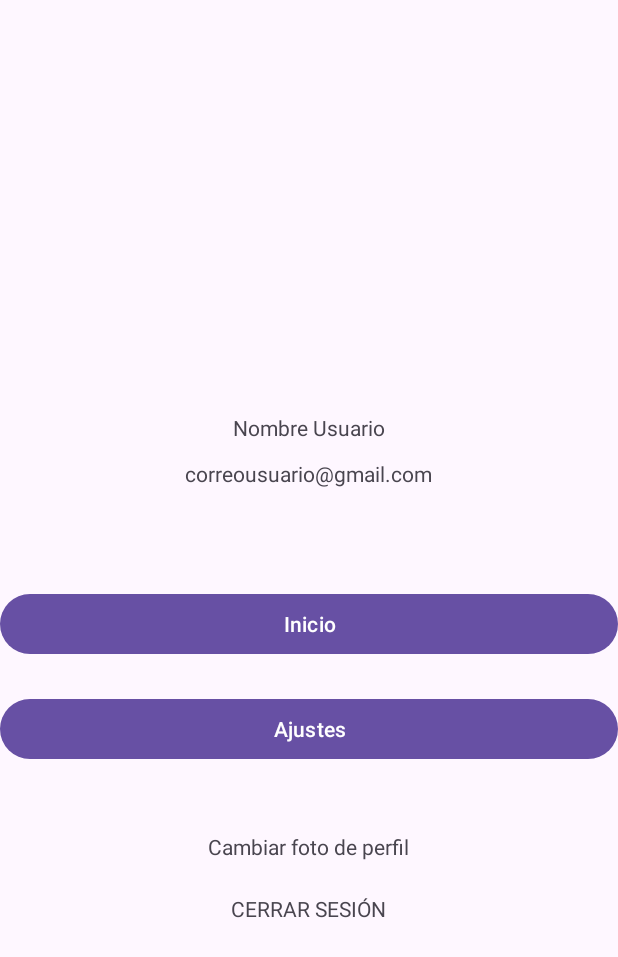
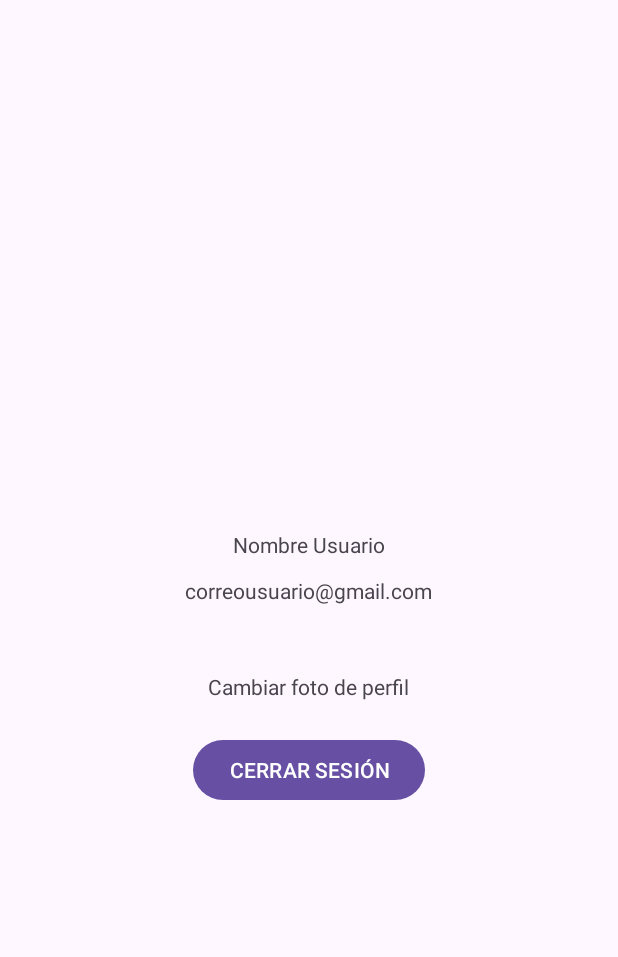
Before and after one commit to AngelAdrianMR/ElRinconDelTenedor, an Android app: the fragment ProfileUserFragment shown on its own in the app's theme, on a phone screen of 412 x 824 dp. Shown: the top 957 px of the screen. Run offline under Robolectric (Android 15) with nearby library versions, the phone set to English and light mode, and no system bars.

Commit message:
En la pantalla de perfil hemos quitado los botones de inicio y ajustes y hemos puesto cerrar sesion como un boton

```diff
--- a/app/src/main/java/com/example/elrincondeltenedor/DetailsFragment.kt
+++ b/app/src/main/java/com/example/elrincondeltenedor/DetailsFragment.kt
@@ -43,7 +43,7 @@ class DetailsFragment : Fragment() {
                 restaurantViewModel.addRestaurant(data) // Guarda el restaurante en el ViewModel
 
                 val bundle = Bundle().apply {
-                    putSerializable("restaurant_data", data) // Pasa el restaurante con sus valoraciones
+                    putSerializable("restaurant_data", data)
                 }
             }
         }
@@ -51,7 +51,7 @@ class DetailsFragment : Fragment() {
         binding.btnValorar.setOnClickListener {
             restaurantData?.let { data ->
                 val bundle = Bundle().apply {
-                    putSerializable("restaurant_data", data) // Pasa el restaurante con sus valoraciones
+                    putSerializable("restaurant_data", data)
                 }
                 findNavController().navigate(R.id.action_detailFragment_to_valoracionesFragment, bundle)
             }
--- a/app/src/main/java/com/example/elrincondeltenedor/MainActivity.kt
+++ b/app/src/main/java/com/example/elrincondeltenedor/MainActivity.kt
@@ -71,6 +71,10 @@ class MainActivity : AppCompatActivity() {
                     navController.navigate(R.id.home01Fragment)
                     true
                 }
+                R.id.action_setting -> {
+                    navController.navigate(R.id.settingsFragment)
+                    true
+                }
                 R.id.action_logout -> {
                     navController.navigate(R.id.loginFragment)
                     true
--- a/app/src/main/java/com/example/elrincondeltenedor/ProfileUserFragment.kt
+++ b/app/src/main/java/com/example/elrincondeltenedor/ProfileUserFragment.kt
@@ -24,13 +24,6 @@ class ProfileUserFragment : Fragment(R.layout.screen_user_profile) {
     override fun onViewCreated(view: View, savedInstanceState: Bundle?) {
         super.onViewCreated(view, savedInstanceState)
 
-        binding.botonHome.setOnClickListener {
-            findNavController().navigate(R.id.home01Fragment)
-        }
-
-        binding.botonAjustes.setOnClickListener {
-            findNavController().navigate(R.id.settingsFragment)
-        }
 
         binding.cerrarSesion.setOnClickListener {
             findNavController().navigate(R.id.loginFragment)
--- a/app/src/main/res/layout/screen_user_profile.xml
+++ b/app/src/main/res/layout/screen_user_profile.xml
@@ -33,20 +33,7 @@
             android:layout_marginTop="5pt"
             android:text="correousuario@gmail.com" />
 
-        <Button
-            android:id="@+id/botonHome"
-            android:layout_width="match_parent"
-            android:layout_height="wrap_content"
-            android:layout_marginTop="30pt"
-            android:text="Inicio" />
 
-
-        <Button
-            android:id="@+id/botonAjustes"
-            android:layout_width="match_parent"
-            android:layout_height="wrap_content"
-            android:layout_marginTop="10pt"
-            android:text="Ajustes" />
 
         <TextView
             android:id="@+id/cambiarFoto"
@@ -55,7 +42,7 @@
             android:layout_marginTop="20pt"
             android:text="Cambiar foto de perfil" />
 
-        <TextView
+        <Button
             android:id="@+id/cerrarSesion"
             android:layout_width="wrap_content"
             android:layout_height="wrap_content"
--- a/app/src/main/res/menu/menu_options.xml
+++ b/app/src/main/res/menu/menu_options.xml
@@ -19,6 +19,10 @@
         android:title="Home01"
         app:showAsAction="never" />
 
+    <item
+        android:id="@+id/action_setting"
+        android:title="Ajustes"
+        app:showAsAction="never"/>
 
     <item
         android:id="@+id/action_logout"
```
